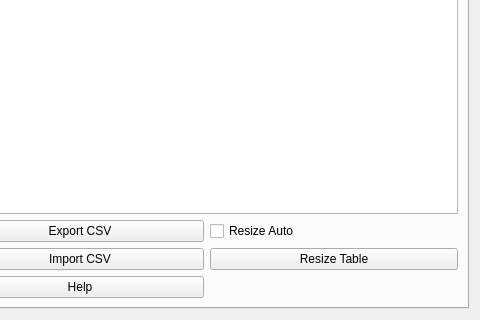
Before: the Qt Designer form bec_widgets/examples/motor_movement/motor_controller.ui in bec-project/bec_widgets, drawn with Qt 5; both pictures show x 929 to 1409 and y 428 to 748 of the 1409 by 748 pixel window.
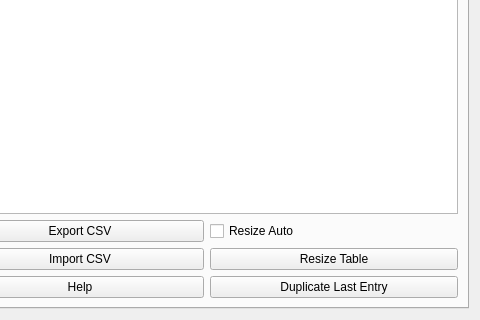
After: the same form once the commit is applied. Custom widgets are drawn as their Qt base class.

Commit message: refactor: align_table_center as a static method

Diff of the .ui file:
```diff
--- a/bec_widgets/examples/motor_movement/motor_controller.ui
+++ b/bec_widgets/examples/motor_movement/motor_controller.ui
@@ -578,6 +578,13 @@
            </property>
           </widget>
          </item>
+         <item row="2" column="1">
+          <widget class="QPushButton" name="pushButton_duplicate">
+           <property name="text">
+            <string>Duplicate Last Entry</string>
+           </property>
+          </widget>
+         </item>
         </layout>
        </item>
       </layout>
```
The commit also changes 1 other file.
